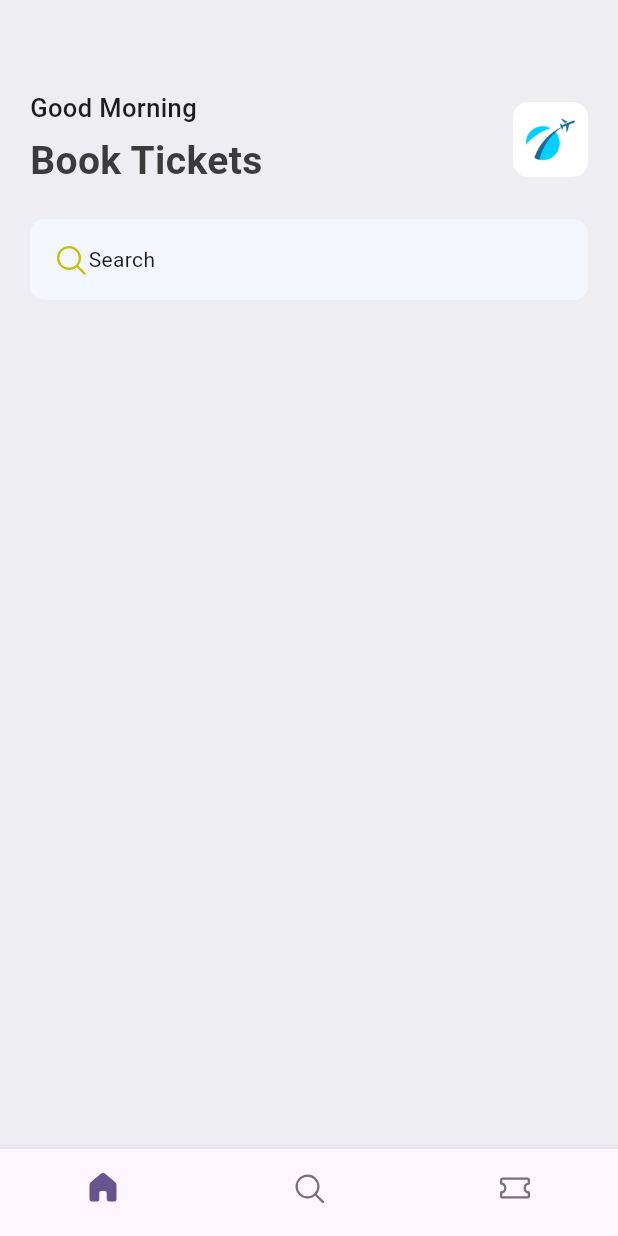
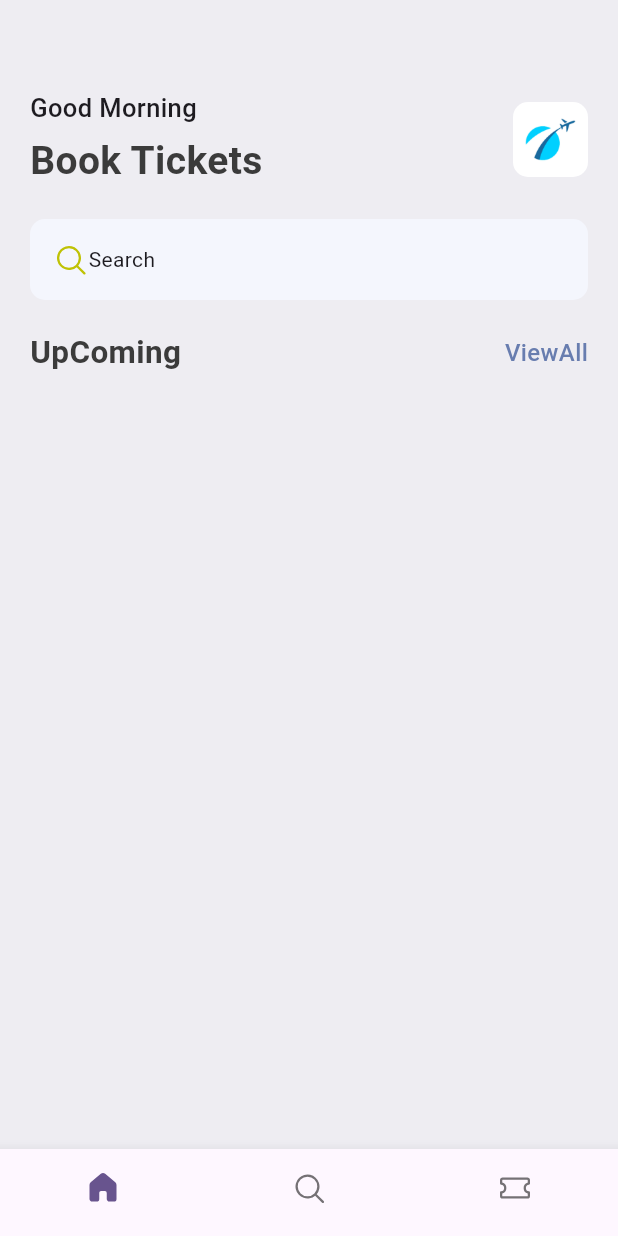
Before and after one commit to habibagamal23/flutter_ticket_basic_app, a Flutter app: the screen it shows after launch, on a phone screen of 412 x 824 dp. Run offline on Flutter 3.47's test engine with Material 3 defaults, Android fonts, the phone set to English and light mode, and no system bars; our stand-ins replace fluentui_icons.

Commit message:
create double text class

```diff
--- a/lib/presention/Home/screens/home_screen.dart
+++ b/lib/presention/Home/screens/home_screen.dart
@@ -1,6 +1,7 @@
 import 'package:flutter/material.dart';
 import 'package:ticket_app/consatnt/app_style.dart';
 
+import '../../widget/double_text.dart';
 import '../home_widget/greeting_section.dart';
 import '../home_widget/search_section.dart';
 
@@ -16,10 +17,12 @@ class HomeScreen extends StatelessWidget {
           const SizedBox(height: 40),
           Container(
               padding: const EdgeInsets.all(20),
-              child: const Column(children: [
-                GreetingSection(),
-                SizedBox(height: 20),
-                SearchSection()
+              child:  Column(children: [
+             const   GreetingSection(),
+               const  SizedBox(height: 20),
+              const  SearchSection(),
+                const  SizedBox(height: 20),
+                DoubleText(firstText: "UpComing", secText: "ViewAll",)
               ]))
         ],
       ),
--- /dev/null
+++ b/lib/presention/widget/double_text.dart
@@ -0,0 +1,22 @@
+
+
+import 'package:flutter/material.dart';
+import 'package:ticket_app/consatnt/app_style.dart';
+
+class DoubleText extends StatelessWidget {
+
+  DoubleText({super.key , required this.firstText , required  this.secText});
+  final  String firstText;
+  final  String secText;
+
+  @override
+  Widget build(BuildContext context) {
+    return Row(
+      mainAxisAlignment: MainAxisAlignment.spaceBetween,
+      children: [
+        Text(firstText, style: AppStyle.headLineStyle2, ),
+        Text(secText, style :AppStyle.textStyle.copyWith(color: AppStyle.primaryColor))
+      ],
+    );
+  }
+}
```
